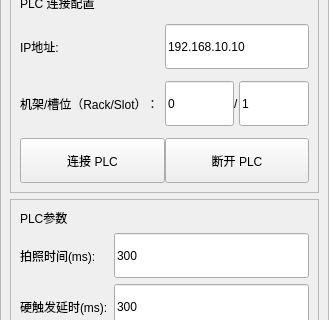
Above: app/ui/main_window/settings/plc_settings_page.ui from GitHub3651/shenyinocr before the change; both pictures show x 0 to 329 and y 97 to 417 of the 329 by 776 pixel window. Below: the same form after it.
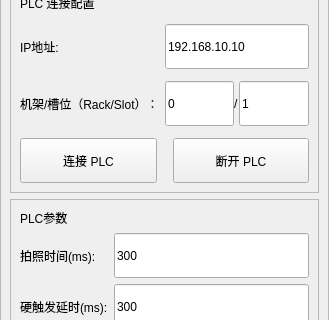
That is the form after the change.

```diff
--- a/app/ui/main_window/settings/plc_settings_page.ui
+++ b/app/ui/main_window/settings/plc_settings_page.ui
@@ -175,6 +175,9 @@
           </item>
           <item row="3" column="0" colspan="2">
            <layout class="QHBoxLayout">
+            <property name="spacing">
+             <number>16</number>
+            </property>
             <item>
              <widget class="QPushButton" name="pushButton_connectPlc">
               <property name="minimumSize">
```
